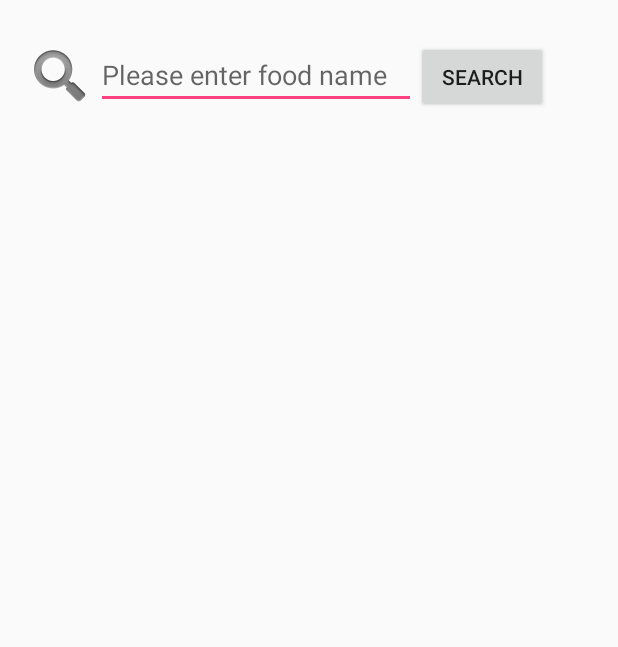
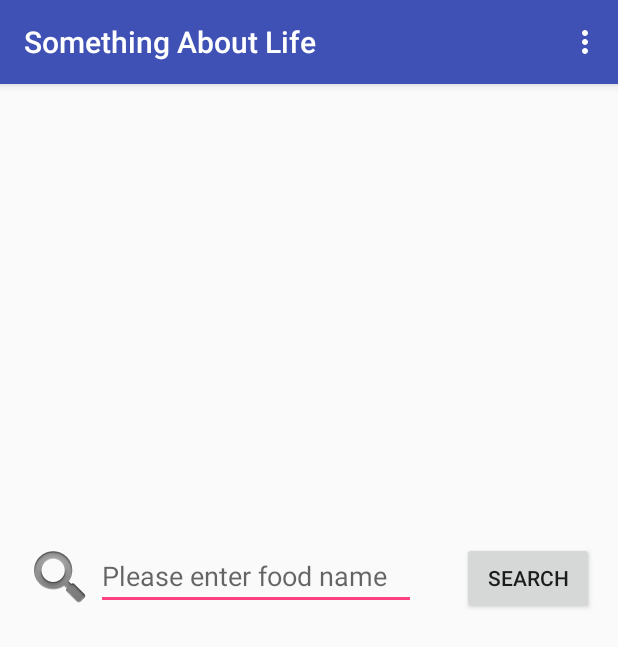
Before and after one commit to jschmuland/AndroidGroupProject, an Android app: the FoodPicker screen opened directly, with no data from a screen before it, on a phone screen of 412 x 824 dp. Shown: the top 647 px of the screen. Run offline under Robolectric (Android 15) with nearby library versions, the phone set to English and light mode, and no system bars.

Commit message:
Fixed toolbar with FoodPicker

```diff
--- a/app/src/main/AndroidManifest.xml
+++ b/app/src/main/AndroidManifest.xml
@@ -24,7 +24,7 @@
             android:label="@string/title_activity_sleep_tracker"
             android:theme="@style/AppTheme.NoActionBar" />
         <activity android:name=".Exercise" />
-        <activity android:name=".support.Exercise_info_class"></activity>
+        <activity android:name=".support.Exercise_info_class" />
         <activity android:name=".support.ExerciseMessageDetails" />
         <activity
             android:name=".FoodTracker"
--- a/app/src/main/java/comjschmulandandroidgroupproject/httpsgithub/androidgroupproject/FoodPicker.java
+++ b/app/src/main/java/comjschmulandandroidgroupproject/httpsgithub/androidgroupproject/FoodPicker.java
@@ -12,8 +12,10 @@ import android.support.annotation.Nullable;
 import android.support.v7.app.AlertDialog;
 import android.support.v7.app.AppCompatActivity;
 import android.os.Bundle;
+import android.support.v7.widget.Toolbar;
 import android.util.Log;
 import android.view.LayoutInflater;
+import android.view.Menu;
 import android.view.View;
 import android.view.ViewGroup;
 import android.widget.AdapterView;
@@ -37,10 +39,11 @@ public class FoodPicker extends AppCompatActivity {
         super.onCreate(savedInstanceState);
         setContentView(R.layout.activity_food_picker);
 
-        Bundle extras = getIntent().getExtras();
+        //toolbar
+        Toolbar toolBar = (Toolbar) findViewById(R.id.toolbar);
+        setSupportActionBar(toolBar);
 
         FoodPickerFragment fragment = new FoodPickerFragment();
-        fragment.setArguments(extras);
         FragmentManager fm = getFragmentManager();
         FragmentTransaction ft = fm.beginTransaction();
 
@@ -48,6 +51,13 @@ public class FoodPicker extends AppCompatActivity {
         ft.commit();
 
     }
+
+    @Override
+    public boolean onCreateOptionsMenu(Menu menu) {
+        // Inflate the menu; this adds items to the action bar if it is present.
+        getMenuInflater().inflate(R.menu.ft_toolbar, menu);
+        return true;
+    }//end onCreateOptionsMenu
 
 
     public static class FoodPickerFragment extends Fragment {
--- a/app/src/main/java/comjschmulandandroidgroupproject/httpsgithub/androidgroupproject/FoodTracker.java
+++ b/app/src/main/java/comjschmulandandroidgroupproject/httpsgithub/androidgroupproject/FoodTracker.java
@@ -53,9 +53,6 @@ public class FoodTracker extends AppCompatActivity {
         setContentView(R.layout.activity_food_tracker);
         setTitle("Food Tracker");
         Log.i(ACTIVITY_NAME, "OnCreate called");
-
-        //status bar
-
 
         //toolbar
         Toolbar toolBar = (Toolbar) findViewById(R.id.toolbar);
--- a/app/src/main/res/layout/activity_food_picker.xml
+++ b/app/src/main/res/layout/activity_food_picker.xml
@@ -1,10 +1,32 @@
 <?xml version="1.0" encoding="utf-8"?>
-<FrameLayout xmlns:android="http://schemas.android.com/apk/res/android"
+<android.support.design.widget.CoordinatorLayout xmlns:android="http://schemas.android.com/apk/res/android"
     xmlns:app="http://schemas.android.com/apk/res-auto"
     xmlns:tools="http://schemas.android.com/tools"
     android:layout_width="match_parent"
     android:layout_height="match_parent"
-    android:id="@+id/food_picker_frame_layout"
     tools:context="comjschmulandandroidgroupproject.httpsgithub.androidgroupproject.FoodPicker">
 
-</FrameLayout>
+    <android.support.design.widget.AppBarLayout
+        android:layout_width="match_parent"
+        android:layout_height="wrap_content"
+        android:theme="@style/AppTheme.AppBarOverlay">
+
+        <android.support.v7.widget.Toolbar
+            android:id="@+id/toolbar"
+            android:layout_width="match_parent"
+            android:layout_height="?attr/actionBarSize"
+            android:background="?attr/colorPrimary"
+            app:popupTheme="@style/AppTheme.PopupOverlay" />
+
+    </android.support.design.widget.AppBarLayout>
+
+    <FrameLayout
+        android:id="@+id/food_picker_frame_layout"
+        android:layout_width="match_parent"
+        android:layout_height="506dp"
+        android:layout_gravity="bottom"
+        tools:context="comjschmulandandroidgroupproject.httpsgithub.androidgroupproject.FoodPicker">
+
+    </FrameLayout>
+
+</android.support.design.widget.CoordinatorLayout>
--- a/app/src/main/res/layout/food_picker_layout.xml
+++ b/app/src/main/res/layout/food_picker_layout.xml
@@ -1,15 +1,23 @@
 <?xml version="1.0" encoding="utf-8"?>
 <RelativeLayout xmlns:android="http://schemas.android.com/apk/res/android"
     xmlns:app="http://schemas.android.com/apk/res-auto"
-    android:layout_width="match_parent" android:layout_height="match_parent">
+    xmlns:tools="http://schemas.android.com/tools"
+    android:layout_width="match_parent"
+    android:layout_height="match_parent"
+    android:paddingBottom="@dimen/activity_vertical_margin"
+    android:paddingLeft="@dimen/activity_horizontal_margin"
+    android:paddingRight="@dimen/activity_horizontal_margin"
+    android:paddingTop="@dimen/activity_vertical_margin"
+    >
 
     <Button
         android:id="@+id/searchFoodBtn"
         android:layout_width="wrap_content"
         android:layout_height="wrap_content"
-        android:layout_alignTop="@+id/searchFood"
-        android:layout_toEndOf="@+id/searchFood"
-        android:text="@string/search" />
+        android:text="@string/search"
+        android:layout_alignBaseline="@+id/searchFood"
+        android:layout_alignBottom="@+id/searchFood"
+        android:layout_alignParentEnd="true" />
 
     <TextView
         android:id="@+id/loadingAPIText"
@@ -44,17 +52,16 @@
         android:layout_height="wrap_content"
         app:srcCompat="@android:drawable/ic_search_category_default"
         android:layout_alignTop="@+id/searchFood"
-        android:layout_alignParentStart="true"
-        android:layout_marginStart="16dp" />
+        android:layout_alignParentStart="true" />
 
     <ListView
         android:id="@+id/list"
         android:layout_width="wrap_content"
         android:layout_height="match_parent"
+        android:layout_alignEnd="@+id/searchFoodBtn"
+        android:layout_alignStart="@+id/searchImageView"
         android:layout_below="@+id/searchFood"
         android:layout_marginTop="49dp"
-        android:background="@android:color/background_light"
-        android:layout_alignEnd="@+id/searchFoodBtn"
-        android:layout_alignStart="@+id/searchImageView" />
+        android:background="@android:color/background_light" />
 
 </RelativeLayout>
--- a/app/src/main/res/values/strings.xml
+++ b/app/src/main/res/values/strings.xml
@@ -75,5 +75,6 @@
     <!-- Strings for the Meal Activity -->
     <string name="mealsubmitbutton">Meal Submit Button</string>
     <string name="title_activity_food_tracker2">FoodTracker2</string>
+    <string name="title_activity_food_picker2">FoodPicker2</string>
 
 </resources>
```
